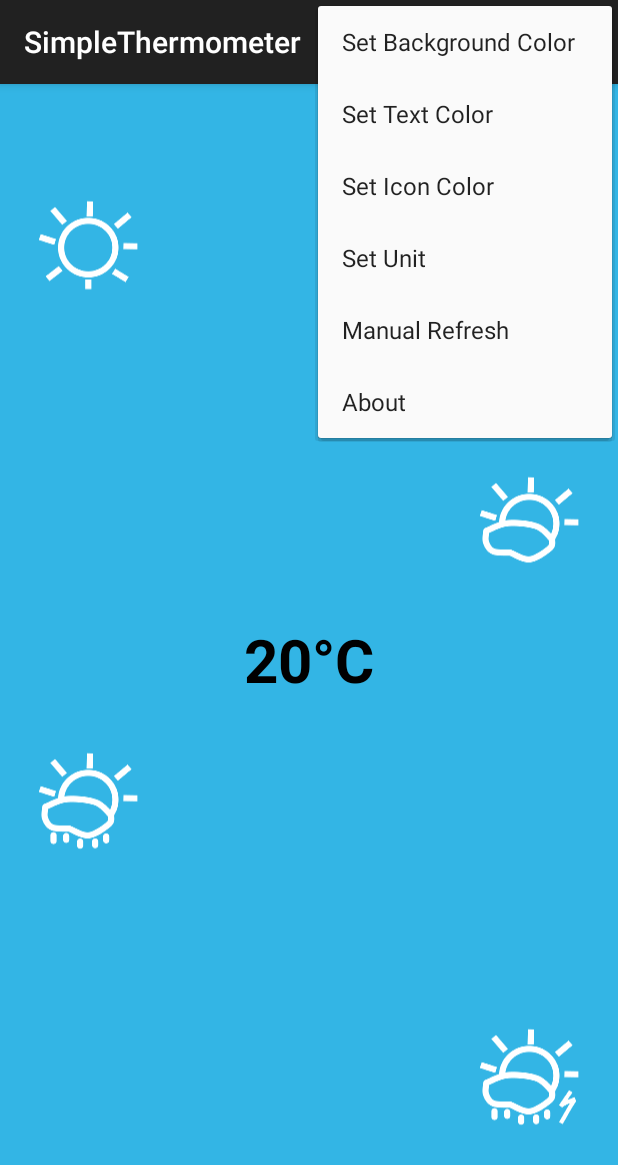
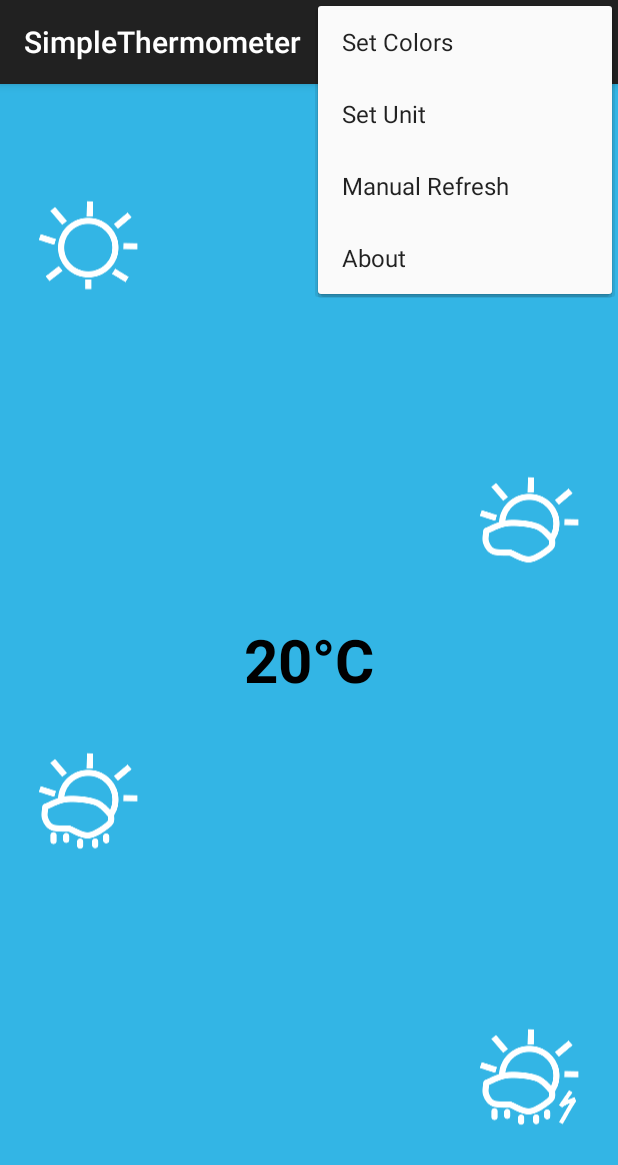
Before and after one commit to tvbarthel/SimpleThermometerProject, an Android app: the screen it shows after launch (MainActivity), with the options menu open, on a phone screen of 412 x 824 dp. Shown: the top 1165 px of the screen. Run offline under Robolectric (Android 15) with nearby library versions, the light colour scheme and no system bars.

Commit message:
Improve the alert dialog fragments

```diff
--- a/SimpleThermometer/src/main/java/fr/tvbarthel/apps/simplethermometer/SharedPreferenceColorPickerDialogFragment.java
+++ b/SimpleThermometer/src/main/java/fr/tvbarthel/apps/simplethermometer/SharedPreferenceColorPickerDialogFragment.java
@@ -14,10 +14,6 @@ public class SharedPreferenceColorPickerDialogFragment extends DialogFragment {
 	private static final String BUNDLE_COLOR_NAMES = "BundleColorNames";
 	private static final String BUNDLE_COLOR_RESOURCE_IDS = "BundleColorResourceIds";
 	private static final String BUNLDE_PREFERENCE_KEY = "BundlePreferenceKey";
-
-	private SharedPreferenceColorPickerDialogFragment() {
-		super();
-	}
 
 	public static SharedPreferenceColorPickerDialogFragment newInstance(String preferenceKey, String[] colorNames, int[] colorResourcesIds) {
 		SharedPreferenceColorPickerDialogFragment fragment = new SharedPreferenceColorPickerDialogFragment();
--- a/SimpleThermometer/src/main/java/fr/tvbarthel/apps/simplethermometer/TemperatureUnitPickerDialogFragment.java
+++ b/SimpleThermometer/src/main/java/fr/tvbarthel/apps/simplethermometer/TemperatureUnitPickerDialogFragment.java
@@ -15,9 +15,6 @@ public class TemperatureUnitPickerDialogFragment extends DialogFragment {
 	private static final String BUNDLE_TEMPERATURE_UNIT_NAMES = "BundleTemperatureUnitNames";
 	private static final String BUNDLE_TEMPERATURE_UNIT_SYMBOLS = "BundleTemperatureUnitSymbols";
 
-	private TemperatureUnitPickerDialogFragment() {
-		super();
-	}
 
 	public static TemperatureUnitPickerDialogFragment newInstance(String[] temperatureUnitNames, String[] temperatureUnitSymbols) {
 		TemperatureUnitPickerDialogFragment fragment = new TemperatureUnitPickerDialogFragment();
--- a/SimpleThermometer/src/main/res/menu/main.xml
+++ b/SimpleThermometer/src/main/res/menu/main.xml
@@ -1,18 +1,8 @@
 <menu xmlns:android="http://schemas.android.com/apk/res/android"
     xmlns:resauto="http://schemas.android.com/apk/res-auto">
-    <item android:id="@+id/menu_item_action_background_color"
-        android:title="@string/action_background_color"
+    <item android:id="@+id/menu_item_action_set_color"
+        android:title="@string/action_change_colors"
         android:orderInCategory="100"
-        resauto:showAsAction="never" />
-
-    <item android:id="@+id/menu_item_action_text_color"
-        android:title="@string/action_text_color"
-        android:orderInCategory="101"
-        resauto:showAsAction="never" />
-
-    <item android:id="@+id/menu_item_action_icon_color"
-        android:title="@string/action_icon_color"
-        android:orderInCategory="102"
         resauto:showAsAction="never" />
 
     <item android:id="@+id/menu_item_action_temperature_unit"
--- a/SimpleThermometer/src/main/res/values/arrays.xml
+++ b/SimpleThermometer/src/main/res/values/arrays.xml
@@ -41,4 +41,10 @@
         <item>@string/temperature_unit_fahrenheit_symbol</item>
         <item>@string/temperature_unit_kelvin_symbol</item>
     </string-array>
+
+    <string-array name="change_color_options">
+        <item>@string/change_color_fragment_background</item>
+        <item>@string/change_color_fragment_text</item>
+        <item>@string/change_color_fragment_icon</item>
+    </string-array>
 </resources>
--- a/SimpleThermometer/src/main/res/values/strings.xml
+++ b/SimpleThermometer/src/main/res/values/strings.xml
@@ -1,12 +1,14 @@
 <?xml version="1.0" encoding="utf-8"?>
 <resources>
     <string name="app_name">SimpleThermometer</string>
-    <string name="action_background_color">Set Background Color</string>
-    <string name="action_text_color">Set Text Color</string>
-    <string name="action_icon_color">Set Icon Color</string>
+    <string name="action_change_colors">Set Colors</string>
     <string name="action_temperature_unit">Set Unit</string>
     <string name="action_manual_refresh">Manual Refresh</string>
     <string name="action_about">About</string>
+
+    <string name="change_color_fragment_background">Background Color</string>
+    <string name="change_color_fragment_text">Text Color</string>
+    <string name="change_color_fragment_icon">Icon Color</string>
 
     <string name="color_name_holo_blue">Holo Blue</string>
     <string name="color_name_holo_blue_deep">Holo Deep Blue</string>
```
Also changed, not shown: SimpleThermometer/src/main/java/fr/tvbarthel/apps/simplethermometer/AboutDialogFragment.java (added, +30 -0 lines), SimpleThermometer/src/main/java/fr/tvbarthel/apps/simplethermometer/ChangeColorDialogFragment.java (added, +63 -0 lines), SimpleThermometer/src/main/java/fr/tvbarthel/apps/simplethermometer/MainActivity.java (+16 -27 lines), 1 other file.
